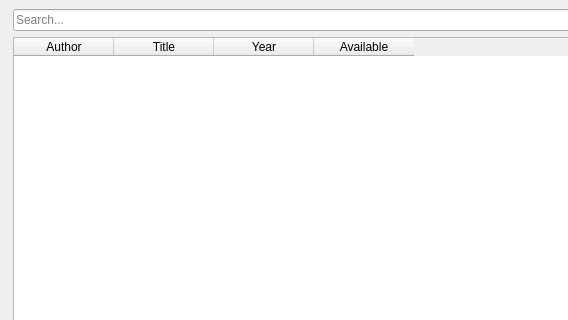
Above: apps/gui/MainWindow.ui from flo-fve/library before the change; both pictures show x 0 to 568 and y 0 to 320 of the 650 by 600 pixel window. Below: the same form after it.
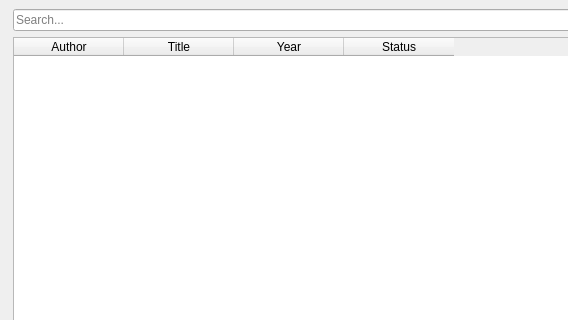
That is the form after the change.

Commit message: Add UI badges for availability column

```diff
--- a/apps/gui/MainWindow.ui
+++ b/apps/gui/MainWindow.ui
@@ -48,10 +48,10 @@
          <number>4</number>
         </property>
         <attribute name="horizontalHeaderMinimumSectionSize">
-         <number>50</number>
+         <number>80</number>
         </attribute>
         <attribute name="horizontalHeaderDefaultSectionSize">
-         <number>100</number>
+         <number>110</number>
         </attribute>
         <attribute name="horizontalHeaderHighlightSections">
          <bool>true</bool>
@@ -76,7 +76,7 @@
         </column>
         <column>
          <property name="text">
-          <string>Available</string>
+          <string>Status</string>
          </property>
         </column>
        </widget>
```
The commit also changes 1 other file.
